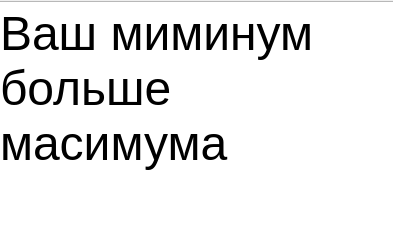
kuushma/calculat, file designerr/error_min_max.ui: the form before one commit.
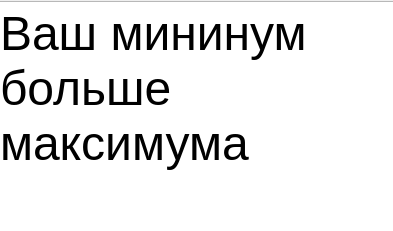
The form after the commit.

The edit to the form file:
```diff
--- a/designerr/error_min_max.ui
+++ b/designerr/error_min_max.ui
@@ -26,10 +26,10 @@
     <string>&lt;!DOCTYPE HTML PUBLIC &quot;-//W3C//DTD HTML 4.0//EN&quot; &quot;http://www.w3.org/TR/REC-html40/strict.dtd&quot;&gt;
 &lt;html&gt;&lt;head&gt;&lt;meta name=&quot;qrichtext&quot; content=&quot;1&quot; /&gt;&lt;style type=&quot;text/css&quot;&gt;
 p, li { white-space: pre-wrap; }
-&lt;/style&gt;&lt;/head&gt;&lt;body style=&quot; font-family:'MS Shell Dlg 2'; font-size:7.8pt; font-weight:400; font-style:normal;&quot;&gt;
-&lt;p style=&quot; margin-top:0px; margin-bottom:0px; margin-left:0px; margin-right:0px; -qt-block-indent:0; text-indent:0px;&quot;&gt;&lt;span style=&quot; font-family:'.AppleSystemUIFont'; font-size:36pt;&quot;&gt;Ваш миминум &lt;/span&gt;&lt;/p&gt;
-&lt;p style=&quot; margin-top:0px; margin-bottom:0px; margin-left:0px; margin-right:0px; -qt-block-indent:0; text-indent:0px;&quot;&gt;&lt;span style=&quot; font-family:'.AppleSystemUIFont'; font-size:36pt;&quot;&gt;больше &lt;/span&gt;&lt;/p&gt;
-&lt;p style=&quot; margin-top:0px; margin-bottom:0px; margin-left:0px; margin-right:0px; -qt-block-indent:0; text-indent:0px;&quot;&gt;&lt;span style=&quot; font-family:'.AppleSystemUIFont'; font-size:36pt;&quot;&gt;масимума &lt;/span&gt;&lt;/p&gt;&lt;/body&gt;&lt;/html&gt;</string>
+&lt;/style&gt;&lt;/head&gt;&lt;body style=&quot; font-family:'.AppleSystemUIFont'; font-size:13pt; font-weight:400; font-style:normal;&quot;&gt;
+&lt;p style=&quot; margin-top:0px; margin-bottom:0px; margin-left:0px; margin-right:0px; -qt-block-indent:0; text-indent:0px;&quot;&gt;&lt;span style=&quot; font-size:36pt;&quot;&gt;Ваш мининум &lt;/span&gt;&lt;/p&gt;
+&lt;p style=&quot; margin-top:0px; margin-bottom:0px; margin-left:0px; margin-right:0px; -qt-block-indent:0; text-indent:0px;&quot;&gt;&lt;span style=&quot; font-size:36pt;&quot;&gt;больше &lt;/span&gt;&lt;/p&gt;
+&lt;p style=&quot; margin-top:0px; margin-bottom:0px; margin-left:0px; margin-right:0px; -qt-block-indent:0; text-indent:0px;&quot;&gt;&lt;span style=&quot; font-size:36pt;&quot;&gt;максимума &lt;/span&gt;&lt;/p&gt;&lt;/body&gt;&lt;/html&gt;</string>
    </property>
   </widget>
  </widget>
```
